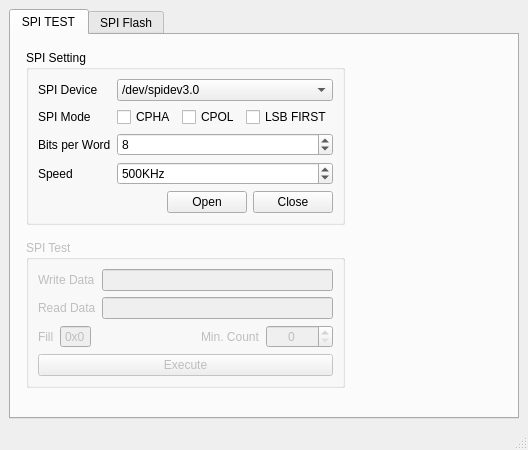
Qt form mainwindow.ui (NSJ-student/spiflash_by_spidev) before a commit.
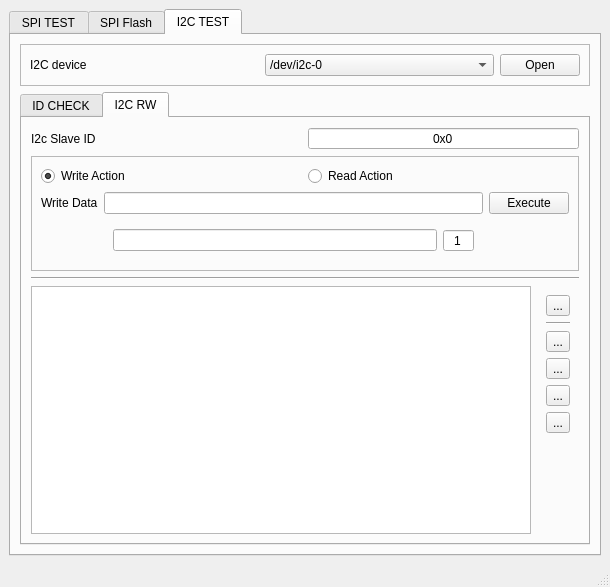
The same form after that commit. Icons and pictures are not drawn.

The edit to the form file:
```diff
--- a/mainwindow.ui
+++ b/mainwindow.ui
@@ -6,8 +6,8 @@
    <rect>
     <x>0</x>
     <y>0</y>
-    <width>528</width>
-    <height>450</height>
+    <width>610</width>
+    <height>587</height>
    </rect>
   </property>
   <property name="windowTitle">
@@ -18,7 +18,7 @@
     <item>
      <widget class="QTabWidget" name="tabWidget">
       <property name="currentIndex">
-       <number>0</number>
+       <number>2</number>
       </property>
       <widget class="QWidget" name="tab">
        <attribute name="title">
@@ -511,6 +511,536 @@
         </item>
        </layout>
       </widget>
+      <widget class="QWidget" name="tab_i2c">
+       <attribute name="title">
+        <string>I2C TEST</string>
+       </attribute>
+       <layout class="QVBoxLayout" name="verticalLayout_4">
+        <item>
+         <widget class="QFrame" name="frame_6">
+          <property name="sizePolicy">
+           <sizepolicy hsizetype="Preferred" vsizetype="Fixed">
+            <horstretch>0</horstretch>
+            <verstretch>0</verstretch>
+           </sizepolicy>
+          </property>
+          <property name="frameShape">
+           <enum>QFrame::StyledPanel</enum>
+          </property>
+          <property name="frameShadow">
+           <enum>QFrame::Raised</enum>
+          </property>
+          <layout class="QHBoxLayout" name="horizontalLayout_6">
+           <item>
+            <widget class="QLabel" name="label_13">
+             <property name="text">
+              <string>I2C device</string>
+             </property>
+            </widget>
+           </item>
+           <item>
+            <widget class="QComboBox" name="cbI2cDev">
+             <item>
+              <property name="text">
+               <string>/dev/i2c-0</string>
+              </property>
+             </item>
+             <item>
+              <property name="text">
+               <string>/dev/i2c-1</string>
+              </property>
+             </item>
+             <item>
+              <property name="text">
+               <string>/dev/i2c-2</string>
+              </property>
+             </item>
+             <item>
+              <property name="text">
+               <string>/dev/i2c-3</string>
+              </property>
+             </item>
+             <item>
+              <property name="text">
+               <string>/dev/i2c-4</string>
+              </property>
+             </item>
+             <item>
+              <property name="text">
+               <string>/dev/i2c-5</string>
+              </property>
+             </item>
+             <item>
+              <property name="text">
+               <string>/dev/i2c-6</string>
+              </property>
+             </item>
+             <item>
+              <property name="text">
+               <string>/dev/i2c-7</string>
+              </property>
+             </item>
+             <item>
+              <property name="text">
+               <string>/dev/i2c-8</string>
+              </property>
+             </item>
+            </widget>
+           </item>
+           <item>
+            <widget class="QPushButton" name="btnI2cDevOpen">
+             <property name="sizePolicy">
+              <sizepolicy hsizetype="Fixed" vsizetype="Fixed">
+               <horstretch>0</horstretch>
+               <verstretch>0</verstretch>
+              </sizepolicy>
+             </property>
+             <property name="text">
+              <string>Open</string>
+             </property>
+            </widget>
+           </item>
+          </layout>
+         </widget>
+        </item>
+        <item>
+         <widget class="QTabWidget" name="tabWidgetI2cAction">
+          <property name="sizePolicy">
+           <sizepolicy hsizetype="Expanding" vsizetype="Expanding">
+            <horstretch>0</horstretch>
+            <verstretch>2</verstretch>
+           </sizepolicy>
+          </property>
+          <property name="currentIndex">
+           <number>1</number>
+          </property>
+          <widget class="QWidget" name="tab_2">
+           <attribute name="title">
+            <string>ID CHECK</string>
+           </attribute>
+           <layout class="QVBoxLayout" name="verticalLayout_7">
+            <item>
+             <widget class="QFrame" name="frame_3">
+              <property name="frameShape">
+               <enum>QFrame::NoFrame</enum>
+              </property>
+              <property name="frameShadow">
+               <enum>QFrame::Raised</enum>
+              </property>
+              <layout class="QHBoxLayout" name="horizontalLayout_7">
+               <property name="leftMargin">
+                <number>0</number>
+               </property>
+               <property name="topMargin">
+                <number>0</number>
+               </property>
+               <property name="rightMargin">
+                <number>0</number>
+               </property>
+               <item>
+                <widget class="QPushButton" name="btnI2cAddrCheck">
+                 <property name="text">
+                  <string>CHECK</string>
+                 </property>
+                </widget>
+               </item>
+               <item>
+                <widget class="QPushButton" name="btnI2cAddrClear">
+                 <property name="text">
+                  <string>CLEAR</string>
+                 </property>
+                </widget>
+               </item>
+              </layout>
+             </widget>
+            </item>
+            <item>
+             <widget class="QTableWidget" name="tblI2cDevCheck">
+              <property name="font">
+               <font>
+                <family>Courier New</family>
+                <pointsize>10</pointsize>
+               </font>
+              </property>
+              <property name="styleSheet">
+               <string notr="true">QHeaderView::section {
+	background-color: rgb(225, 225, 225);
+	color:#000000;
+}
+QTableWidget::item:selected {
+	background-color: rgba(0, 55, 255, 200);
+	color:#FFFFFF;
+}
+</string>
+              </property>
+              <property name="editTriggers">
+               <set>QAbstractItemView::NoEditTriggers</set>
+              </property>
+              <property name="showDropIndicator" stdset="0">
+               <bool>false</bool>
+              </property>
+              <property name="dragDropOverwriteMode">
+               <bool>false</bool>
+              </property>
+              <property name="selectionMode">
+               <enum>QAbstractItemView::SingleSelection</enum>
+              </property>
+              <attribute name="horizontalHeaderDefaultSectionSize">
+               <number>50</number>
+              </attribute>
+              <attribute name="horizontalHeaderMinimumSectionSize">
+               <number>32</number>
+              </attribute>
+              <attribute name="verticalHeaderVisible">
+               <bool>false</bool>
+              </attribute>
+              <attribute name="verticalHeaderDefaultSectionSize">
+               <number>32</number>
+              </attribute>
+              <row>
+               <property name="text">
+                <string>00</string>
+               </property>
+              </row>
+              <row>
+               <property name="text">
+                <string>10</string>
+               </property>
+              </row>
+              <row>
+               <property name="text">
+                <string>20</string>
+               </property>
+              </row>
+              <row>
+               <property name="text">
+                <string>30</string>
+               </property>
+              </row>
+              <row>
+               <property name="text">
+                <string>40</string>
+               </property>
+              </row>
+              <row>
+               <property name="text">
+                <string>50</string>
+               </property>
+              </row>
+              <row>
+               <property name="text">
+                <string>60</string>
+               </property>
+              </row>
+              <row>
+               <property name="text">
+                <string>70</string>
+               </property>
+              </row>
+              <column>
+               <property name="text">
+                <string>00</string>
+               </property>
+              </column>
+              <column>
+               <property name="text">
+                <string>01</string>
+               </property>
+              </column>
+              <column>
+               <property name="text">
+                <string>02</string>
+               </property>
+              </column>
+              <column>
+               <property name="text">
+                <string>03</string>
+               </property>
+              </column>
+              <column>
+               <property name="text">
+                <string>04</string>
+               </property>
+              </column>
+              <column>
+               <property name="text">
+                <string>05</string>
+               </property>
+              </column>
+              <column>
+               <property name="text">
+                <string>06</string>
+               </property>
+              </column>
+              <column>
+               <property name="text">
+                <string>07</string>
+               </property>
+              </column>
+              <column>
+               <property name="text">
+                <string>08</string>
+               </property>
+              </column>
+              <column>
+               <property name="text">
+                <string>09</string>
+               </property>
+              </column>
+              <column>
+               <property name="text">
+                <string>0A</string>
+               </property>
+              </column>
+              <column>
+               <property name="text">
+                <string>0B</string>
+               </property>
+              </column>
+              <column>
+               <property name="text">
+                <string>0C</string>
+               </property>
+              </column>
+              <column>
+               <property name="text">
+                <string>0D</string>
+               </property>
+              </column>
+              <column>
+               <property name="text">
+                <string>0E</string>
+               </property>
+              </column>
+              <column>
+               <property name="text">
+                <string>0F</string>
+               </property>
+              </column>
+             </widget>
+            </item>
+           </layout>
+          </widget>
+          <widget class="QWidget" name="tab_3">
+           <attribute name="title">
+            <string>I2C RW</string>
+           </attribute>
+           <layout class="QGridLayout" name="gridLayout_4">
+            <item row="0" column="0">
+             <widget class="QLabel" name="label_11">
+              <property name="text">
+               <string>I2c Slave ID</string>
+              </property>
+             </widget>
+            </item>
+            <item row="0" column="1">
+             <widget class="QSpinBox" name="sbI2cAddr">
+              <property name="alignment">
+               <set>Qt::AlignCenter</set>
+              </property>
+              <property name="buttonSymbols">
+               <enum>QAbstractSpinBox::NoButtons</enum>
+              </property>
+              <property name="prefix">
+               <string>0x</string>
+              </property>
+              <property name="maximum">
+               <number>127</number>
+              </property>
+              <property name="displayIntegerBase">
+               <number>16</number>
+              </property>
+             </widget>
+            </item>
+            <item row="1" column="0" colspan="2">
+             <widget class="QFrame" name="frame_5">
+              <property name="frameShape">
+               <enum>QFrame::StyledPanel</enum>
+              </property>
+              <property name="frameShadow">
+               <enum>QFrame::Raised</enum>
+              </property>
+              <layout class="QGridLayout" name="gridLayout_5">
+               <item row="1" column="1">
+                <widget class="QLineEdit" name="lineWriteDate"/>
+               </item>
+               <item row="1" column="0">
+                <widget class="QLabel" name="label_12">
+                 <property name="text">
+                  <string>Write Data</string>
+                 </property>
+                </widget>
+               </item>
+               <item row="1" column="2">
+                <widget class="QPushButton" name="btnI2cUnitExecute">
+                 <property name="text">
+                  <string>Execute</string>
+                 </property>
+                </widget>
+               </item>
+               <item row="0" column="0" colspan="3">
+                <layout class="QHBoxLayout" name="horizontalLayout_10">
+                 <item>
+                  <widget class="QRadioButton" name="rbWriteI2C">
+                   <property name="text">
+                    <string>Write Action</string>
+                   </property>
+                   <property name="checked">
+                    <bool>true</bool>
+                   </property>
+                  </widget>
+                 </item>
+                 <item>
+                  <widget class="QRadioButton" name="rbReadI2C">
+                   <property name="text">
+                    <string>Read Action</string>
+                   </property>
+                  </widget>
+                 </item>
+                </layout>
+               </item>
+               <item row="2" column="1">
+                <widget class="QFrame" name="widgetReadData">
+                 <layout class="QHBoxLayout" name="horizontalLayout_8">
+                  <item>
+                   <widget class="QLineEdit" name="lineReadData"/>
+                  </item>
+                  <item>
+                   <widget class="QSpinBox" name="sbI2CReadCount">
+                    <property name="sizePolicy">
+                     <sizepolicy hsizetype="Fixed" vsizetype="Fixed">
+                      <horstretch>0</horstretch>
+                      <verstretch>0</verstretch>
+                     </sizepolicy>
+                    </property>
+                    <property name="alignment">
+                     <set>Qt::AlignCenter</set>
+                    </property>
+                    <property name="buttonSymbols">
+                     <enum>QAbstractSpinBox::NoButtons</enum>
+                    </property>
+                    <property name="minimum">
+                     <number>1</number>
+                    </property>
+                    <property name="maximum">
+                     <number>256</number>
+                    </property>
+                    <property name="value">
+                     <number>1</number>
+                    </property>
+                   </widget>
+                  </item>
+                 </layout>
+                </widget>
+               </item>
+              </layout>
+             </widget>
+            </item>
+            <item row="5" column="0" colspan="2">
+             <layout class="QHBoxLayout" name="horizontalLayout_9">
+              <item>
+               <widget class="QListWidget" name="listI2cSequence"/>
+              </item>
+              <item>
+               <widget class="QFrame" name="frame_4">
+                <property name="sizePolicy">
+                 <sizepolicy hsizetype="Fixed" vsizetype="Preferred">
+                  <horstretch>0</horstretch>
+                  <verstretch>0</verstretch>
+                 </sizepolicy>
+                </property>
+                <property name="frameShape">
+                 <enum>QFrame::NoFrame</enum>
+                </property>
+                <property name="frameShadow">
+                 <enum>QFrame::Raised</enum>
+                </property>
+                <layout class="QVBoxLayout" name="verticalLayout_9">
+                 <item>
+                  <widget class="QToolButton" name="btnI2cSeqExecute">
+                   <property name="text">
+                    <string>...</string>
+                   </property>
+                   <property name="icon">
+                    <iconset resource="../K6400VQD_CONTROL/icons.qrc">
+                     <normaloff>:/icon/icon/play.png</normaloff>:/icon/icon/play.png</iconset>
+                   </property>
+                  </widget>
+                 </item>
+                 <item>
+                  <widget class="Line" name="line_3">
+                   <property name="orientation">
+                    <enum>Qt::Horizontal</enum>
+                   </property>
+                  </widget>
+                 </item>
+                 <item>
+                  <widget class="QToolButton" name="btnAddI2CData">
+                   <property name="text">
+                    <string>...</string>
+                   </property>
+                   <property name="icon">
+                    <iconset resource="../K6400VQD_CONTROL/icons.qrc">
+                     <normaloff>:/icon/icon/plus.png</normaloff>:/icon/icon/plus.png</iconset>
+                   </property>
+                  </widget>
+                 </item>
+                 <item>
+                  <widget class="QToolButton" name="btnRemoveI2CData">
+                   <property name="text">
+                    <string>...</string>
+                   </property>
+                   <property name="icon">
+                    <iconset resource="../K6400VQD_CONTROL/icons.qrc">
+                     <normaloff>:/icon/icon/minus.png</normaloff>:/icon/icon/minus.png</iconset>
+                   </property>
+                  </widget>
+                 </item>
+                 <item>
+                  <widget class="QToolButton" name="btnSaveI2CData">
+                   <property name="text">
+                    <string>...</string>
+                   </property>
+                  </widget>
+                 </item>
+                 <item>
+                  <widget class="QToolButton" name="btnLoadI2CData">
+                   <property name="text">
+                    <string>...</string>
+                   </property>
+                  </widget>
+                 </item>
+                 <item>
+                  <spacer name="verticalSpacer_2">
+                   <property name="orientation">
+                    <enum>Qt::Vertical</enum>
+                   </property>
+                   <property name="sizeHint" stdset="0">
+                    <size>
+                     <width>20</width>
+                     <height>40</height>
+                    </size>
+                   </property>
+                  </spacer>
+                 </item>
+                </layout>
+               </widget>
+              </item>
+             </layout>
+            </item>
+            <item row="4" column="0" colspan="2">
+             <widget class="Line" name="line_2">
+              <property name="orientation">
+               <enum>Qt::Horizontal</enum>
+              </property>
+             </widget>
+            </item>
+           </layout>
+          </widget>
+         </widget>
+        </item>
+       </layout>
+      </widget>
      </widget>
     </item>
    </layout>
```
Left out of the diff: 4 changed lines with no effect on the pictures.
